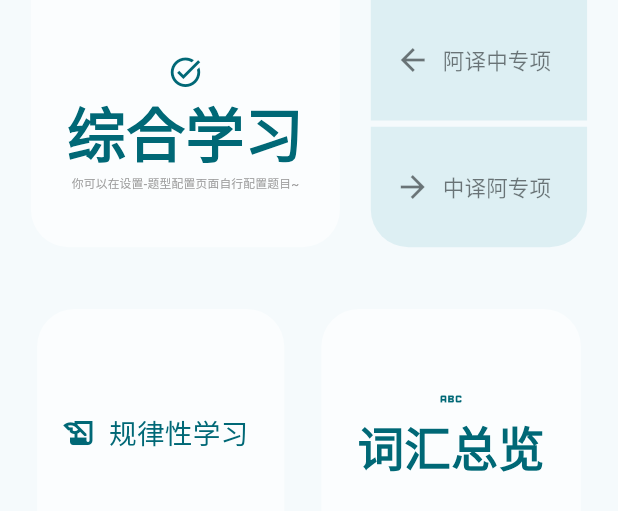
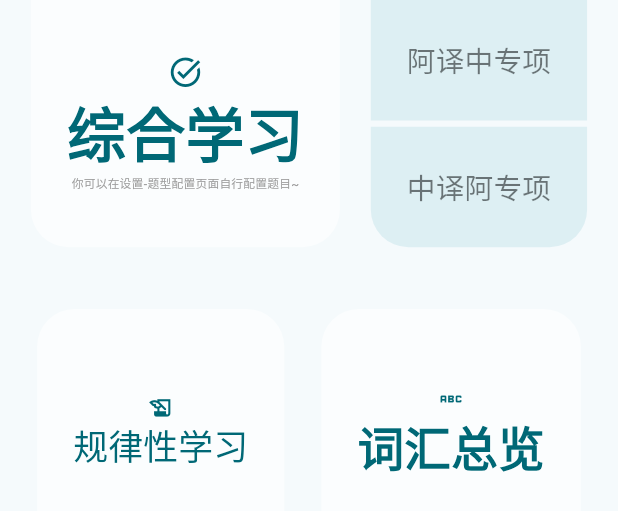
Before and after one commit to OctagonalStar/arabic_learning, a Flutter app: the LearningPage widget shown alone on an empty page, opened directly, on a phone screen of 412 x 824 dp. Shown: the top 511 px of the screen. Run offline on Flutter 3.47's test engine with Material 3 defaults, Android fonts, the light colour scheme and no system bars; our stand-ins replace dio, file_picker, flutter_local_notifications, flutter_markdown_plus, flutter_tts, just_audio and 1 more; missing offline and left inert: bk_tree, fsrs, sherpa_onnx, webdav_client, window_manager, workmanager; accounts and stored records are empty; statements that could not run were skipped.

Commit message:
feat: improve ui
Signed-off-by: OctagonalStar <76486554+OctagonalStar@users.noreply.github.com>

```diff
--- a/lib/funcs/ui.dart
+++ b/lib/funcs/ui.dart
@@ -210,14 +210,14 @@ void viewAnswer(BuildContext context, WordItem wordData) async {
     enableDrag: true,
     builder: (context) {
       return Container(
-        padding: EdgeInsets.only(top: mediaQuery.size.height * 0.05),
         decoration: BoxDecoration(
           color: Theme.of(context).colorScheme.onPrimary,
           borderRadius: StaticsVar.br,
         ),
         child: Column(
+          mainAxisSize: MainAxisSize.min,
           children: [
-            Expanded(child: WordCard(word: wordData)),
+            WordCard(word: wordData, useMask: false),
             ElevatedButton(
               onPressed: () {Navigator.pop(context);},
               style: ElevatedButton.styleFrom(
--- a/lib/pages/learning_page.dart
+++ b/lib/pages/learning_page.dart
@@ -50,7 +50,7 @@ class LearningPage extends StatelessWidget {
               ),
               Column(
                 children: [
-                  ElevatedButton.icon(
+                  ElevatedButton(
                     style: ElevatedButton.styleFrom(
                       backgroundColor: Theme.of(context).colorScheme.secondaryContainer.withAlpha(150),
                       foregroundColor: Theme.of(context).colorScheme.onSurface.withAlpha(150),
@@ -61,11 +61,10 @@ class LearningPage extends StatelessWidget {
                     onPressed: () {
                       shiftToStudy(context, 2);
                     },
-                    icon: Icon(Icons.arrow_back, size: 24.0),
-                    label: FittedBox(fit: BoxFit.fitWidth ,child: Text("阿译中专项", style: TextStyle(fontSize: 32.0))),
+                    child: FittedBox(fit: BoxFit.fitWidth ,child: Text("阿译中专项", style: TextStyle(fontSize: 32.0))),
                   ),
                   SizedBox(height: mediaQuery.size.height * 0.005),
-                  ElevatedButton.icon(
+                  ElevatedButton(
                     style: ElevatedButton.styleFrom(
                       backgroundColor: Theme.of(context).colorScheme.secondaryContainer.withAlpha(150),
                       foregroundColor: Theme.of(context).colorScheme.onSurface.withAlpha(150),
@@ -76,8 +75,7 @@ class LearningPage extends StatelessWidget {
                     onPressed: () {
                       shiftToStudy(context, 1);
                     },
-                    icon: Icon(Icons.arrow_forward, size: 24.0),
-                    label: FittedBox(fit: BoxFit.fitWidth ,child: Text("中译阿专项", style: TextStyle(fontSize: 32.0))),
+                    child: FittedBox(fit: BoxFit.fitWidth ,child: Text("中译阿专项", style: TextStyle(fontSize: 32.0))),
                   ),
                 ],
               ),
@@ -87,7 +85,7 @@ class LearningPage extends StatelessWidget {
           Row(
             mainAxisAlignment: MainAxisAlignment.spaceEvenly,
             children: [
-              ElevatedButton.icon(
+              ElevatedButton(
                 style: ElevatedButton.styleFrom(
                   backgroundColor: Theme.of(context).colorScheme.onPrimary.withAlpha(150),
                   shadowColor: Colors.transparent,
@@ -105,8 +103,15 @@ class LearningPage extends StatelessWidget {
                     )
                   );
                 },
-                icon: Icon(Icons.history_edu, size: 24.0),
-                label: FittedBox(fit: BoxFit.fitWidth ,child: Text("规律性学习", style: TextStyle(fontSize: 32.0))),
+                child: FittedBox(
+                  fit: BoxFit.contain,
+                  child: Column(
+                    children: [
+                      Icon(Icons.history_edu, size: 24.0),
+                      Text("规律性学习", style: TextStyle(fontSize: 32.0)),
+                    ],
+                  )
+                ),
               ),
               ElevatedButton(
                 style: ElevatedButton.styleFrom(
```
Also changed, not shown: 1 other file.
